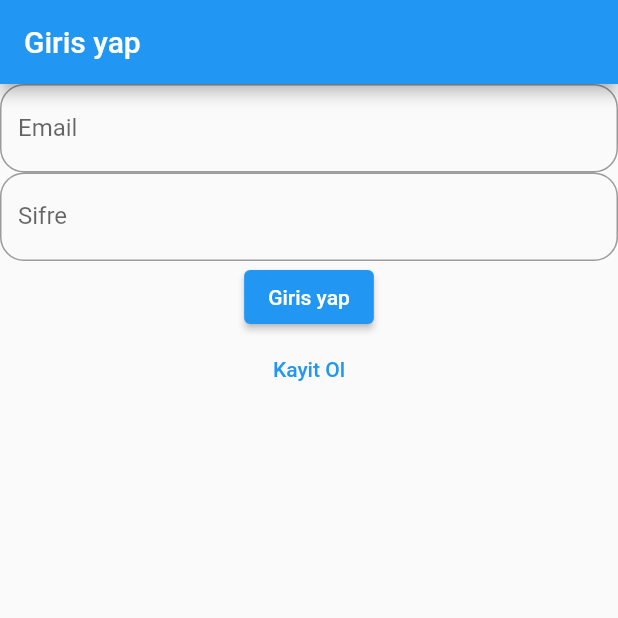
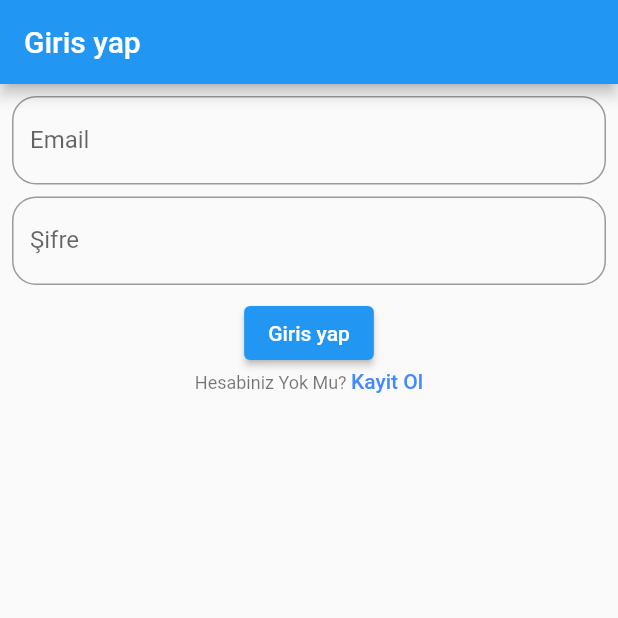
Before and after one commit to Mustafaakilll/aws_tutorial, a Flutter app: the screen it shows after launch, on a phone screen of 412 x 824 dp, the top half of it. Run offline on Flutter 3.47's test engine with Material 2 defaults, Android fonts, the phone set to English and light mode, and no system bars; our stand-ins replace bloc, flutter_bloc; missing offline and left inert: amplify_api, amplify_auth_cognito, amplify_datastore, amplify_datastore_plugin_interface, amplify_flutter.

```diff
--- a/lib/app_navigator.dart
+++ b/lib/app_navigator.dart
@@ -3,9 +3,9 @@ import 'package:flutter_bloc/flutter_bloc.dart';
 
 import 'auth_cubit/auth_cubit.dart';
 import 'todo_cubit/todo_cubit.dart';
+import 'view/auth_page.dart';
 import 'view/confirm_page.dart';
 import 'view/loading_view.dart';
-import 'view/sign_in_page.dart';
 import 'view/todo_page.dart';
 
 class AppNavigator extends StatelessWidget {
@@ -14,11 +14,9 @@ class AppNavigator extends StatelessWidget {
         builder: (context, state) => Navigator(
           pages: [
             if (state is UnknownState) MaterialPage(child: LoadingView()),
-            if (state is ConfirmState)
-              MaterialPage(child: ConfirmPage(state.username)),
-            if (state is UnauthenticatedState)
-              MaterialPage(child: SignInPage()),
-            if (state is ErrorAuthState) MaterialPage(child: SignInPage()),
+            if (state is ConfirmState) MaterialPage(child: ConfirmPage(state.username)),
+            if (state is UnauthenticatedState) MaterialPage(child: AuthPage()),
+            if (state is ErrorAuthState) MaterialPage(child: AuthPage()),
             if (state is AuthenticatedState)
               MaterialPage(
                 child: BlocProvider(
--- a/lib/auth_cubit/auth_state.dart
+++ b/lib/auth_cubit/auth_state.dart
@@ -26,5 +26,5 @@ class AuthenticatedState extends AuthState {
 class ErrorAuthState extends AuthState {
   ErrorAuthState(this.exception);
 
-  final Exception exception;
+  final String exception;
 }
--- a/lib/main.dart
+++ b/lib/main.dart
@@ -31,7 +31,8 @@ class _MyAppState extends State<MyApp> {
 
   @override
   Widget build(BuildContext context) => MaterialApp(
-        title: 'Flutter Demo',
+        title: 'Todo App',
+        debugShowCheckedModeBanner: false,
         home: BlocProvider(
           create: (context) => AuthCubit()..attemptAutoSignIn(),
           child: _amplifyConfigured ? AppNavigator() : LoadingView(),
--- /dev/null
+++ b/lib/view/auth_page.dart
@@ -0,0 +1,99 @@
+import 'package:flutter/cupertino.dart';
+import 'package:flutter/gestures.dart';
+import 'package:flutter/material.dart';
+import 'package:flutter_bloc/flutter_bloc.dart';
+
+import '../auth_cubit/auth_cubit.dart';
+import 'widget/text_field.dart';
+
+class AuthPage extends StatefulWidget {
+  @override
+  _AuthPageState createState() => _AuthPageState();
+}
+
+class _AuthPageState extends State<AuthPage> {
+  TextEditingController _emailCTRL;
+  TextEditingController _passwordCTRL;
+  TextEditingController _usernameCTRL;
+  final TapGestureRecognizer _onRecognizer = TapGestureRecognizer();
+
+  bool _isVisibleUsernameField = false;
+
+  @override
+  void initState() {
+    super.initState();
+    _emailCTRL = TextEditingController();
+    _passwordCTRL = TextEditingController();
+    _usernameCTRL = TextEditingController();
+    _onRecognizer.onTap = () => setState(() {
+          _isVisibleUsernameField = !_isVisibleUsernameField;
+        });
+  }
+
+  @override
+  void dispose() {
+    super.dispose();
+    _emailCTRL.dispose();
+    _passwordCTRL.dispose();
+    _usernameCTRL.dispose();
+    _onRecognizer.dispose();
+  }
+
+  @override
+  Widget build(BuildContext context) => BlocConsumer<AuthCubit, AuthState>(
+        listener: (context, state) {
+          if (state is ErrorAuthState) {
+            ScaffoldMessenger.of(context).showSnackBar(SnackBar(
+              content: Text(state.exception),
+            ));
+          }
+        },
+        builder: (context, state) => Scaffold(
+          appBar: _appBar,
+          body: Padding(
+            padding: const EdgeInsets.all(8),
+            child: Column(
+              children: [
+                CustomTextField(_emailCTRL, 'Email', false),
+                const SizedBox(height: 8),
+                CustomTextField(_passwordCTRL, 'Şifre', true),
+                const SizedBox(height: 8),
+                Visibility(
+                  visible: _isVisibleUsernameField,
+                  child: CustomTextField(_usernameCTRL, 'Kullanıcı Adı', false),
+                ),
+                ElevatedButton(
+                  onPressed: () => _onPressSignInSignUp(state),
+                  child: Text(_isVisibleUsernameField ? 'Kayit Ol' : 'Giris yap'),
+                ),
+                signInUpText()
+              ],
+            ),
+          ),
+        ),
+      );
+
+  AppBar get _appBar => AppBar(
+        title: const Text('Giris yap'),
+      );
+
+  void _onPressSignInSignUp(state) {
+    debugPrint(state.runtimeType.toString());
+    _isVisibleUsernameField
+        ? context.read<AuthCubit>().signUp(_usernameCTRL.text, _emailCTRL.text, _passwordCTRL.text)
+        : context.read<AuthCubit>().signIn(_emailCTRL.text, _passwordCTRL.text);
+  }
+
+  RichText signInUpText() => RichText(
+        text: TextSpan(
+          style: Theme.of(context).textTheme.caption,
+          text: _isVisibleUsernameField ? 'Hesabiniz Var Mi? ' : 'Hesabiniz Yok Mu? ',
+          children: [
+            TextSpan(
+                style: Theme.of(context).textTheme.bodyText1.copyWith(color: Colors.blueAccent),
+                text: _isVisibleUsernameField ? 'Giris Yap' : 'Kayit Ol',
+                recognizer: _onRecognizer)
+          ],
+        ),
+      );
+}
--- a/lib/view/sign_in_page.dart
+++ /dev/null
@@ -1,76 +0,0 @@
-import 'package:flutter/material.dart';
-import 'package:flutter_bloc/flutter_bloc.dart';
-
-import '../auth_cubit/auth_cubit.dart';
-
-class SignInPage extends StatefulWidget {
-  @override
-  _SignInPageState createState() => _SignInPageState();
-}
-
-class _SignInPageState extends State<SignInPage> {
-  final TextEditingController _emailCTRL = TextEditingController();
-  final TextEditingController _passwordCTRL = TextEditingController();
-  final TextEditingController _usernameCTRL = TextEditingController();
-
-  bool _isVisibleUsernameField = false;
-
-  @override
-  Widget build(BuildContext context) => Scaffold(
-        appBar: AppBar(
-          title: const Text('Giris yap'),
-        ),
-        body: Column(
-          children: [
-            TextField(
-              controller: _emailCTRL,
-              decoration: InputDecoration(
-                labelText: 'Email',
-                border: OutlineInputBorder(
-                  borderRadius: BorderRadius.circular(16),
-                ),
-              ),
-            ),
-            TextField(
-              controller: _passwordCTRL,
-              obscureText: true,
-              decoration: InputDecoration(
-                labelText: 'Sifre',
-                border: OutlineInputBorder(
-                  borderRadius: BorderRadius.circular(16),
-                ),
-              ),
-            ),
-            Visibility(
-              visible: _isVisibleUsernameField,
-              child: TextField(
-                controller: _usernameCTRL,
-                decoration: InputDecoration(
-                  labelText: 'Password',
-                  border: OutlineInputBorder(
-                    borderRadius: BorderRadius.circular(16),
-                  ),
-                ),
-              ),
-            ),
-            ElevatedButton(
-              onPressed: () {
-                // context.read<AuthCubit>().signOut();
-                context
-                    .read<AuthCubit>()
-                    .signIn(_emailCTRL.text, _passwordCTRL.text);
-              },
-              child: const Text('Giris yap'),
-            ),
-            TextButton(
-              onPressed: () {
-                setState(() {
-                  _isVisibleUsernameField = !_isVisibleUsernameField;
-                });
-              },
-              child: Text(_isVisibleUsernameField ? 'Giris Yap' : 'Kayit Ol'),
-            ),
-          ],
-        ),
-      );
-}
--- /dev/null
+++ b/lib/view/widget/text_field.dart
@@ -0,0 +1,21 @@
+import 'package:flutter/material.dart';
+
+class CustomTextField extends StatelessWidget {
+  const CustomTextField(this.controller, this.text, this.isSecure, {Key key}) : super(key: key);
+
+  final String text;
+  final bool isSecure;
+  final TextEditingController controller;
+
+  @override
+  Widget build(BuildContext context) => TextField(
+        controller: controller,
+        obscureText: isSecure,
+        decoration: InputDecoration(
+          labelText: text,
+          border: OutlineInputBorder(
+            borderRadius: BorderRadius.circular(16),
+          ),
+        ),
+      );
+}
```
Also changed, not shown: lib/auth_cubit/auth_cubit.dart (+8 -8 lines), lib/auth_cubit/auth_repository.dart (+66 -24 lines), lib/view/confirm_page.dart (+32 -13 lines), lib/view/sign_up_page.dart (deleted, +0 -67 lines), lib/view/todo_page.dart (+87 -53 lines), 6 other files.
